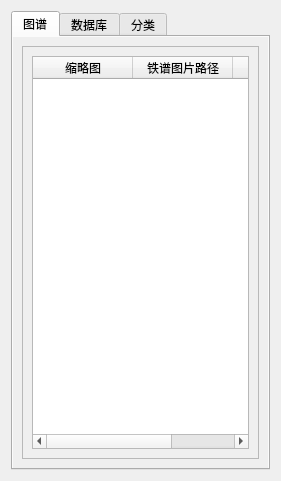
Qt form LeftWindow.ui (WooodHead/labelling3) before a commit.
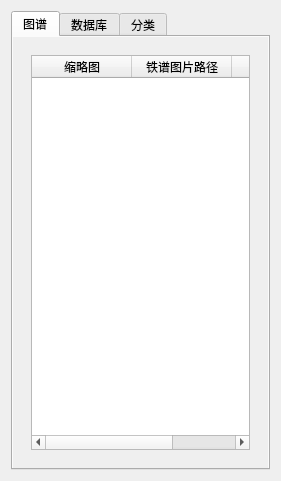
The same form after that commit.

What changed in the file:
```diff
--- a/LeftWindow.ui
+++ b/LeftWindow.ui
@@ -47,6 +47,12 @@
       <layout class="QHBoxLayout" name="horizontalLayout">
        <item>
         <widget class="QScrollArea" name="scrollArea">
+         <property name="frameShape">
+          <enum>QFrame::NoFrame</enum>
+         </property>
+         <property name="lineWidth">
+          <number>0</number>
+         </property>
          <property name="widgetResizable">
           <bool>true</bool>
          </property>
@@ -55,8 +61,8 @@
            <rect>
             <x>0</x>
             <y>0</y>
-            <width>239</width>
-            <height>410</height>
+            <width>241</width>
+            <height>412</height>
            </rect>
           </property>
           <layout class="QGridLayout" name="gridLayout_2">
```
